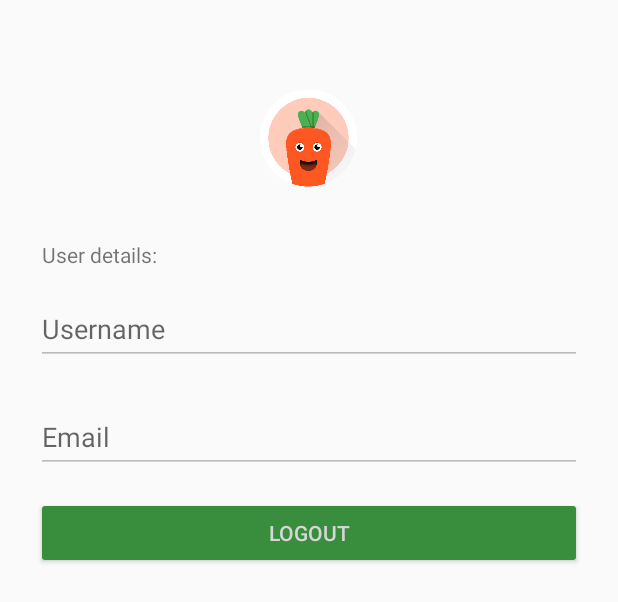
After one commit to samoryka/VeRecipesClient, an Android app: the layout fragment_profile_page.xml on its own in the app's theme, with its tools: preview values and no code run, on a phone screen of 412 x 824 dp. The commit adds this screen. Shown: the top 602 px of the screen. Run offline under Robolectric (Android 15) with nearby library versions, the phone set to English and light mode, and no system bars.

Commit message:
Profile page fragment

```diff
--- a/app/src/main/java/com/samoryka/verecipesclient/Views/HomeActivity.java
+++ b/app/src/main/java/com/samoryka/verecipesclient/Views/HomeActivity.java
@@ -16,6 +16,7 @@ import com.samoryka.verecipesclient.Model.Recipe;
 import com.samoryka.verecipesclient.R;
 import com.samoryka.verecipesclient.Utilities.SharedPreferencesUtility;
 import com.samoryka.verecipesclient.Views.DailyRecipes.DailyRecipesFragment;
+import com.samoryka.verecipesclient.Views.ProfilePage.ProfilePageFragment;
 import com.samoryka.verecipesclient.Views.SavedRecipes.RecipeListFragment;
 import com.samoryka.verecipesclient.Web.RetrofitHelper;
 import com.samoryka.verecipesclient.Web.VeRecipesService;
@@ -28,7 +29,8 @@ import retrofit2.Call;
 import retrofit2.Callback;
 import retrofit2.Response;
 
-public class HomeActivity extends AppCompatActivity implements DailyRecipesFragment.OnFragmentInteractionListener, RecipeListFragment.OnListFragmentInteractionListener {
+public class HomeActivity extends AppCompatActivity implements DailyRecipesFragment.OnFragmentInteractionListener,
+        RecipeListFragment.OnListFragmentInteractionListener, ProfilePageFragment.OnFragmentInteractionListener {
 
     //indices to fragments
     private final int TAB_FIRST = FragNavController.TAB1;
@@ -64,7 +66,7 @@ public class HomeActivity extends AppCompatActivity implements DailyRecipesFragm
         //FragNav
         //list of fragments
         List<Fragment> fragments = new ArrayList<>(3);
-        fragments.add(new PlaceHolderFragment());
+        fragments.add(ProfilePageFragment.newInstance());
         fragments.add(DailyRecipesFragment.newInstance());
         fragments.add(RecipeListFragment.newInstance(1));
         //link fragments to container
--- /dev/null
+++ b/app/src/main/res/layout/fragment_profile_page.xml
@@ -0,0 +1,77 @@
+<ScrollView xmlns:android="http://schemas.android.com/apk/res/android"
+    xmlns:tools="http://schemas.android.com/tools"
+    android:layout_width="fill_parent"
+    android:layout_height="fill_parent"
+    android:fitsSystemWindows="true"
+    tools:context="com.samoryka.verecipesclient.Views.ProfilePage.ProfilePageFragment">
+
+    <LinearLayout
+        android:layout_width="match_parent"
+        android:layout_height="wrap_content"
+        android:orientation="vertical"
+        android:paddingLeft="24dp"
+        android:paddingRight="24dp"
+        android:paddingTop="56dp">
+
+        <ImageView
+            android:layout_width="wrap_content"
+            android:layout_height="72dp"
+            android:layout_gravity="center_horizontal"
+            android:layout_marginBottom="8dp"
+            android:src="@drawable/placeholder_happy_carrot" />
+
+        <TextView
+            android:id="@+id/link_signup"
+            android:layout_width="fill_parent"
+            android:layout_height="wrap_content"
+            android:layout_marginLeft="4dp"
+            android:layout_marginTop="24dp"
+            android:gravity="left"
+            android:text="@string/profile_user_presentation" />
+
+        <android.support.design.widget.TextInputLayout
+            android:layout_width="match_parent"
+            android:layout_height="wrap_content"
+            android:layout_marginBottom="8dp"
+            android:layout_marginTop="8dp">
+
+            <EditText
+                android:id="@+id/profile_username"
+                android:layout_width="match_parent"
+                android:layout_height="wrap_content"
+                android:enabled="false"
+                android:hint="@string/profile_hint_username"
+                android:inputType="text"
+                android:maxLines="1" />
+        </android.support.design.widget.TextInputLayout>
+
+        <android.support.design.widget.TextInputLayout
+            android:layout_width="match_parent"
+            android:layout_height="wrap_content"
+            android:layout_marginBottom="8dp"
+            android:layout_marginTop="8dp">
+
+            <EditText
+                android:id="@+id/profile_email"
+                android:layout_width="match_parent"
+                android:layout_height="wrap_content"
+                android:enabled="false"
+                android:hint="@string/profile_hint_email"
+                android:inputType="text"
+                android:maxLines="1" />
+        </android.support.design.widget.TextInputLayout>
+
+        <android.support.v7.widget.AppCompatButton
+            android:id="@+id/profile_logout"
+            android:layout_width="fill_parent"
+            android:layout_height="wrap_content"
+            android:layout_marginBottom="24dp"
+            android:layout_marginTop="8dp"
+            android:backgroundTint="@color/colorPrimaryDark"
+            android:padding="12dp"
+            android:text="@string/profile_button_logout"
+            android:textColor="@color/white" />
+
+    </LinearLayout>
+
+</ScrollView>
--- a/app/src/main/res/values/strings.xml
+++ b/app/src/main/res/values/strings.xml
@@ -47,5 +47,11 @@
     <string name="signup_error_confirm_password">The passwords do not match</string>
     <string name="signup_error_email">Invalid email address</string>
 
+    <!-- Profile screen -->
+    <string name="profile_hint_username">Username</string>
+    <string name="profile_hint_email">Email</string>
+    <string name="profile_button_logout">Logout</string>
+    <string name="profile_user_presentation">User details:</string>
+
 
 </resources>
```
Also changed, not shown: app/build.gradle (+9 -9 lines), app/src/main/assets/dummyRecipes.json (deleted, +0 -38 lines), app/src/main/java/com/samoryka/verecipesclient/Utilities/SharedPreferencesUtility.java (+12 -0 lines), app/src/main/java/com/samoryka/verecipesclient/Views/ProfilePage/ProfilePageFragment.java (added, +126 -0 lines).
